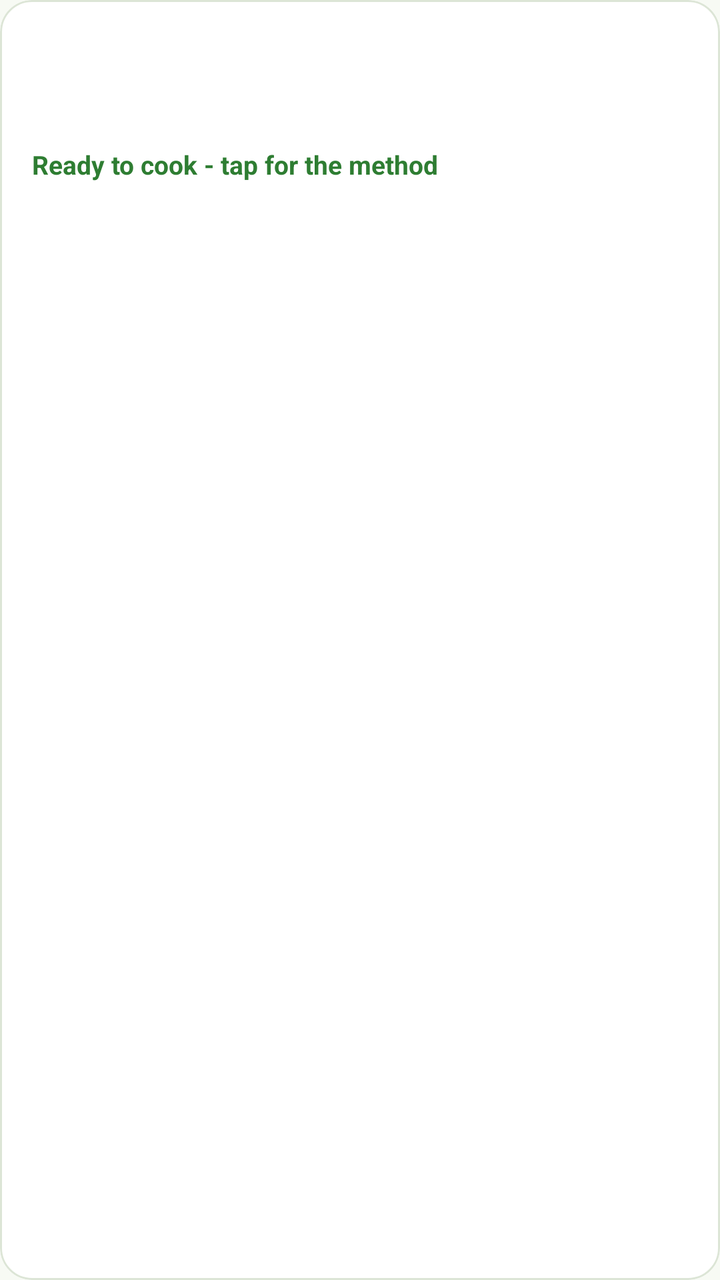
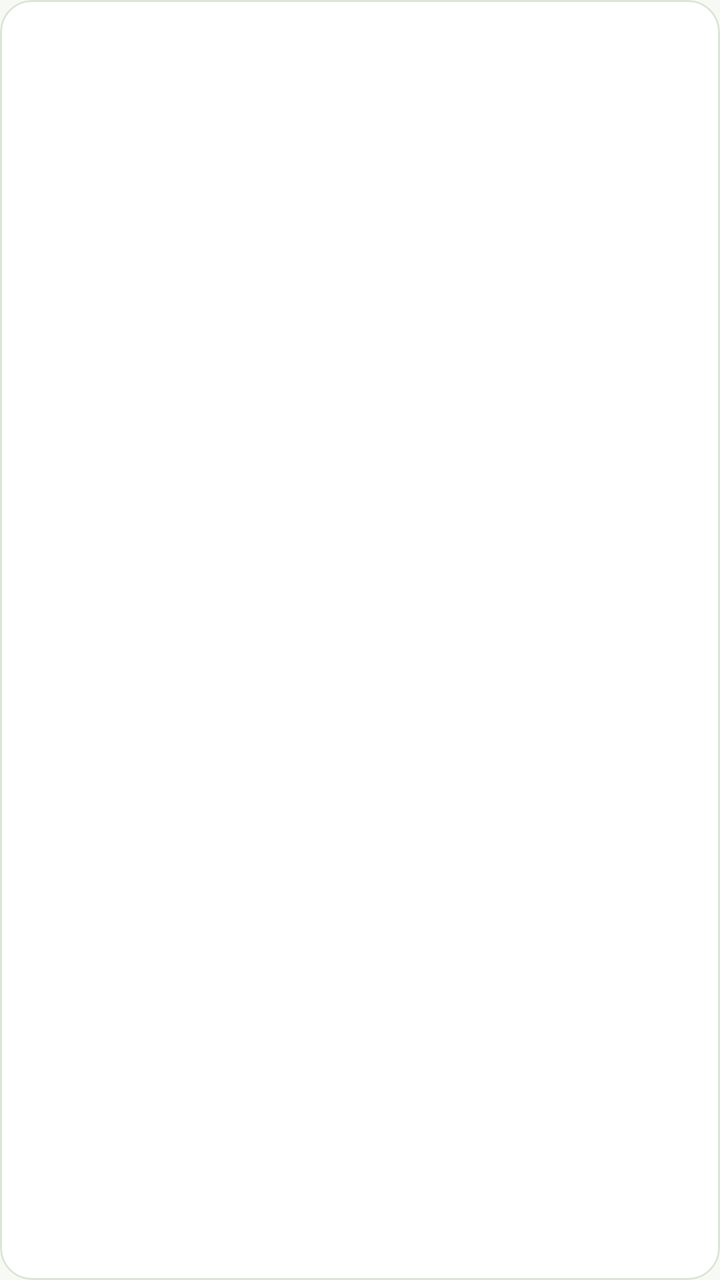

Two renders of the same Android screen: before a commit and after it. Below are the layout's source before the change and the commit's diff.
<!-- AndroidManifest.xml: application theme Theme.smartpantrymanager -->
<!-- res/layout/item_recipe.xml -->
<?xml version="1.0" encoding="utf-8"?>
<com.google.android.material.card.MaterialCardView
    xmlns:android="http://schemas.android.com/apk/res/android"
    xmlns:app="http://schemas.android.com/apk/res-auto"
    android:layout_width="match_parent"
    android:layout_height="wrap_content"
    android:layout_margin="6dp"
    android:clickable="true"
    android:focusable="true"
    app:cardBackgroundColor="@color/white"
    app:cardCornerRadius="16dp"
    app:cardElevation="0dp"
    app:strokeColor="@color/card_stroke"
    app:strokeWidth="1dp">

    <LinearLayout
        android:layout_width="match_parent"
        android:layout_height="wrap_content"
        android:orientation="vertical"
        android:padding="16dp">

        <TextView
            android:id="@+id/textRecipeName"
            android:layout_width="wrap_content"
            android:layout_height="wrap_content"
            android:textColor="@color/text_primary"
            android:textSize="18sp"
            android:textStyle="bold" />

        <TextView
            android:id="@+id/textRecipeIngredients"
            android:layout_width="wrap_content"
            android:layout_height="wrap_content"
            android:layout_marginTop="4dp"
            android:textColor="@color/text_secondary"
            android:textSize="14sp" />

        <TextView
            android:layout_width="wrap_content"
            android:layout_height="wrap_content"
            android:layout_marginTop="10dp"
            android:text="Ready to cook - tap for the method"
            android:textColor="@color/green_primary"
            android:textSize="13sp"
            android:textStyle="bold" />
    </LinearLayout>
</com.google.android.material.card.MaterialCardView>
<!-- resources referenced by this layout -->
<resources>
  <color name="card_stroke">#DCE5D6</color>
  <color name="green_primary">#2E7D32</color>
  <color name="text_primary">#1C1C19</color>
  <color name="text_secondary">#5B6358</color>
  <color name="white">#FFFFFFFF</color>
  <style name="Theme.smartpantrymanager" parent="Base.Theme.smartpantrymanager" />
  <style name="Base.Theme.smartpantrymanager" parent="Theme.Material3.DayNight.NoActionBar">
          <item name="colorPrimary">@color/green_primary</item>
          <item name="colorOnPrimary">@color/white</item>
          <item name="colorPrimaryContainer">@color/green_container</item>
          <item name="colorOnPrimaryContainer">@color/on_green_container</item>
          <item name="colorSecondary">@color/orange_accent</item>
          <item name="colorOnSecondary">@color/white</item>
          <item name="colorSurface">@color/white</item>
          <item name="android:colorBackground">@color/page_background</item>
          <item name="android:windowLightStatusBar">true</item>
          <item name="android:statusBarColor">@android:color/transparent</item>
      </style>
  <color name="green_container">#DDEFD9</color>
  <color name="on_green_container">#0F3D14</color>
  <color name="orange_accent">#EF6C00</color>
  <color name="page_background">#F7FAF4</color>
</resources>

<!-- the commit's change to res/layout/item_recipe.xml (unified diff, before → after) -->
@@ -36,10 +36,10 @@
             android:textSize="14sp" />
 
         <TextView
+            android:id="@+id/textRecipeStatus"
             android:layout_width="wrap_content"
             android:layout_height="wrap_content"
             android:layout_marginTop="10dp"
-            android:text="Ready to cook - tap for the method"
             android:textColor="@color/green_primary"
             android:textSize="13sp"
             android:textStyle="bold" />
